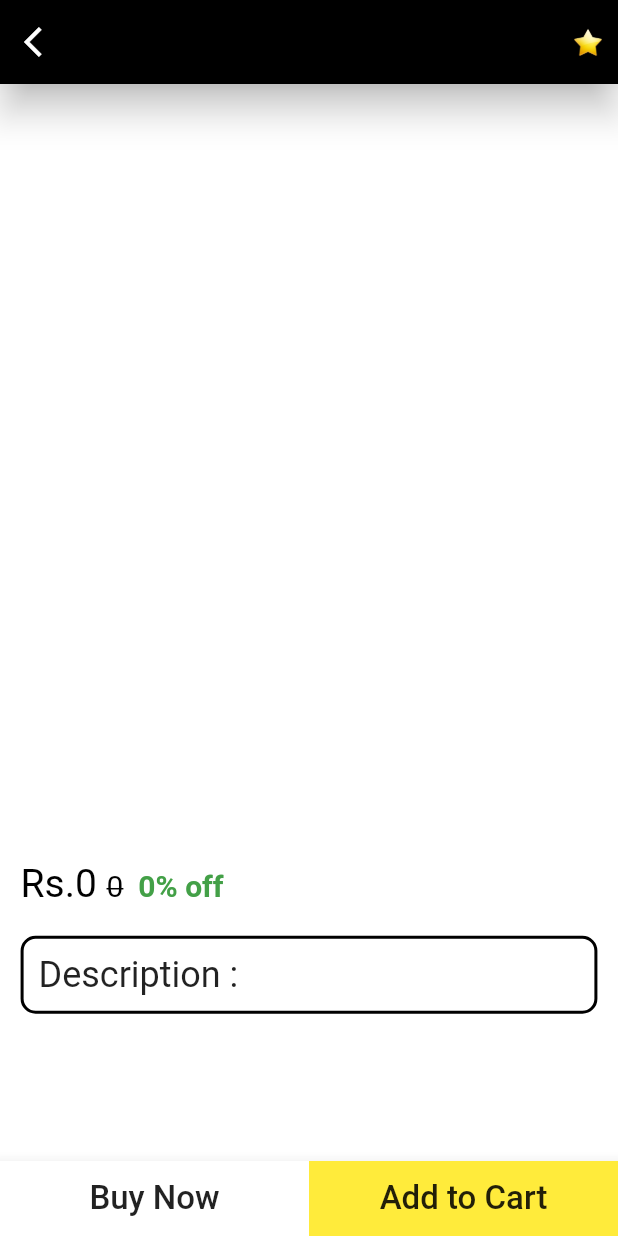
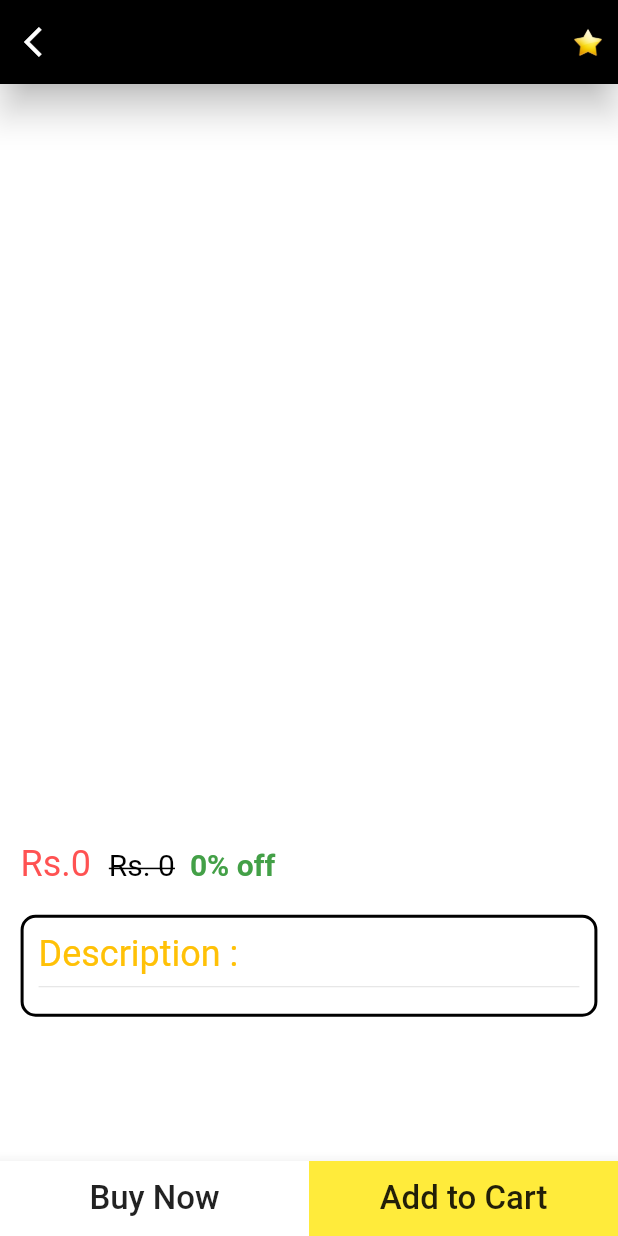
Before and after one commit to harshsinghs1058/lorn_sled, a Flutter app: the ItemView screen opened directly with empty values, on a phone screen of 412 x 824 dp. Run offline on Flutter 3.47's test engine with Material 2 defaults, Android fonts, the phone set to English and light mode, and no system bars; our stand-ins replace awesome_dialog, badges, cloud_firestore, email_validator, firebase_auth, firebase_core and 5 more; accounts and stored records are empty.

Commit message:
font size,color and description

```diff
--- a/lib/screens/itemView/itemView.dart
+++ b/lib/screens/itemView/itemView.dart
@@ -61,24 +61,25 @@ class _ItemViewState extends State<ItemView> {
         children: [
           Text(
             widget.name,
-            style: Theme.of(context).textTheme.headline4,
+            style: Theme.of(context).textTheme.headline5,
           ),
           SizedBox(
             height: 10,
           ),
           RichText(
             text: TextSpan(
-              text: "Rs." + widget.sCost.toString() + " ",
+              text: "Rs." + widget.sCost.toString() + "  ",
               style: TextStyle(
-                color: Colors.black,
-                fontSize: 26,
+                color: Colors.redAccent,
+                fontSize: 24,
               ),
               children: [
                 TextSpan(
-                  text: widget.mrp.toString(),
+                  text: "Rs. " + widget.mrp.toString(),
                   style: TextStyle(
                     fontSize: 20,
                     decoration: TextDecoration.lineThrough,
+                    color: Colors.black,
                   ),
                 ),
                 TextSpan(
@@ -240,23 +241,35 @@ class _ItemViewState extends State<ItemView> {
       _ans.add(
         TableRow(
           children: [
+            Column(
+              mainAxisSize: MainAxisSize.min,
+              children: [
                 Row(
                   crossAxisAlignment: CrossAxisAlignment.start,
                   children: [
-                Text(
-                  " " + String.fromCharCode(0x2022) + " ",
-                  style: Theme.of(context)
-                      .textTheme
-                      .bodyText1
-                      .copyWith(fontSize: 28),
+                    Padding(
+                      padding: const EdgeInsets.only(
+                        top: 5.50,
+                        right: 4,
+                      ),
+                      child: CircleAvatar(
+                        maxRadius: 4,
+                        backgroundColor: Colors.black87,
+                      ),
                     ),
                     Container(
                       width: getProportionateScreenWidth(300),
                       child: Text(
                         widget.description[i].toString(),
-                    style: Theme.of(context).textTheme.bodyText1,
+                        style: Theme.of(context)
+                            .textTheme
+                            .bodyText1
+                            .copyWith(fontSize: 16),
                       ),
                     ),
+                  ],
+                ),
+                Divider(),
               ],
             ),
           ],
@@ -278,8 +291,11 @@ class _ItemViewState extends State<ItemView> {
         children: [
           Text(
             "Description : ",
-            style: Theme.of(context).textTheme.headline5,
+            style: Theme.of(context).textTheme.headline5.copyWith(
+                  color: Colors.amber,
                 ),
+          ),
+          Divider(),
           Table(
             children: _ans,
           ),
```
Lines whose indentation alone changed are shown as unchanged.
